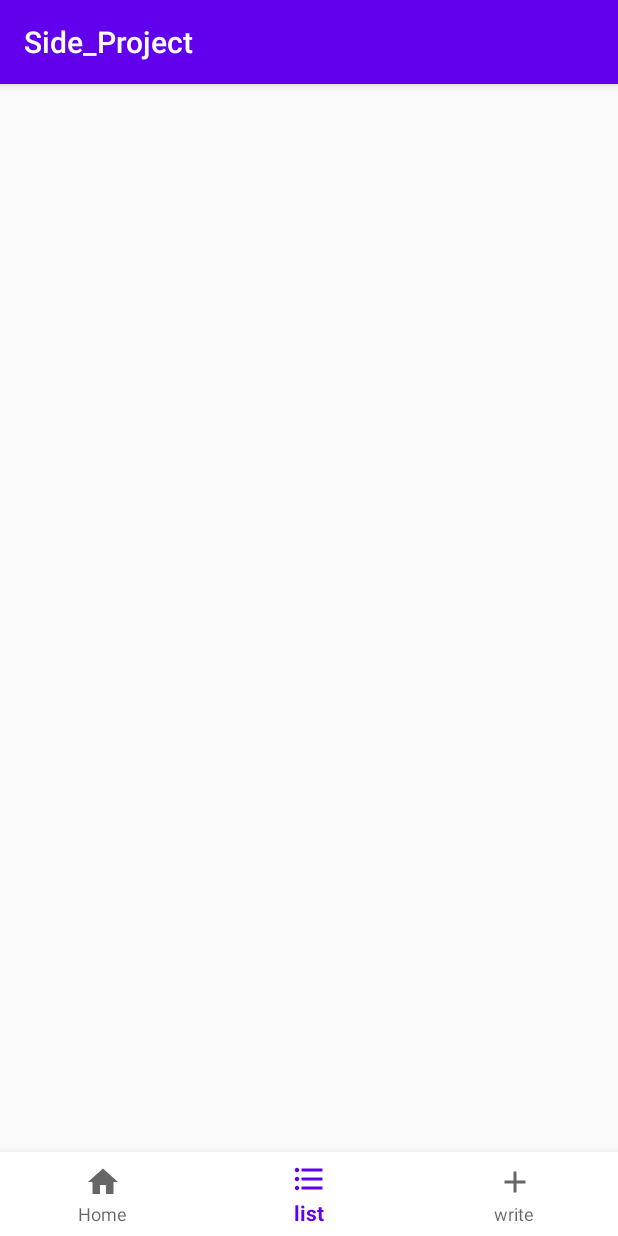
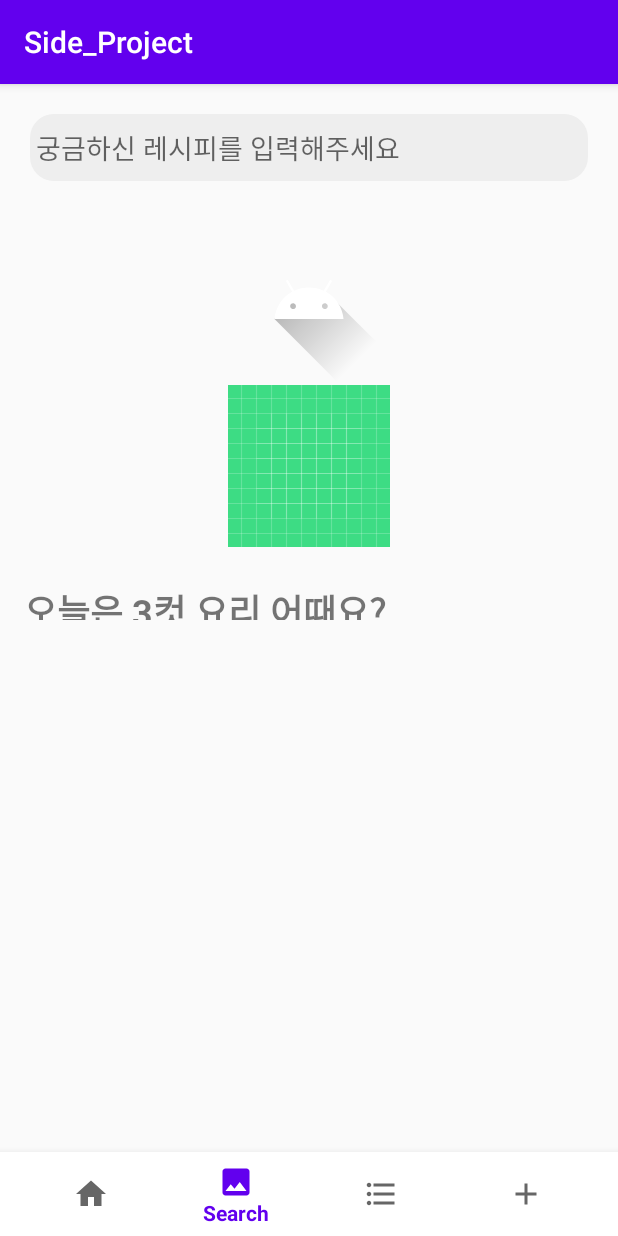
Before and after one commit to ashwon12/dnd-mentee-4th-1-frontend, an Android app: the screen it shows after launch (MainActivity), item 2 of the bottom bar chosen, on a phone screen of 412 x 824 dp. Run offline under Robolectric (Android 15) with nearby library versions, the phone set to English and light mode, and no system bars; network calls fail; pictures from the network do not load.

Commit message:
[Add] 검색 Fragment 추가

```diff
--- a/app/src/main/java/com/example/myapplication/MainActivity.kt
+++ b/app/src/main/java/com/example/myapplication/MainActivity.kt
@@ -3,14 +3,16 @@ package com.example.myapplication
 import android.os.Bundle
 import androidx.appcompat.app.AppCompatActivity
 import androidx.fragment.app.Fragment
+import com.example.myapplication.navigation.home.HomeFragment
+import com.example.myapplication.navigation.search.SearchFragment
 import com.example.myapplication.navigation.timeline.TimelineFragment
 import com.example.myapplication.navigation.upload.UploadFragment
-import com.example.myapplication.navigation.home.HomeFragment
 import kotlinx.android.synthetic.main.activity_main.*
 
 class MainActivity : AppCompatActivity() {
 
     private val homeFragment by lazy { HomeFragment() }
+    private val searchFragment by lazy { SearchFragment()}
     private val listFragment by lazy { TimelineFragment() }
     private val writeFragment by lazy { UploadFragment() }
 
@@ -28,9 +30,12 @@ class MainActivity : AppCompatActivity() {
     private fun initBottomNavigation() {
         bnv_home.run {
             setOnNavigationItemSelectedListener {
-                when(it.itemId){
-                    R.id.home ->{
+                when (it.itemId) {
+                    R.id.home -> {
                         setFragment(homeFragment)
+                    }
+                    R.id.search -> {
+                        setFragment(searchFragment)
                     }
                     R.id.list -> {
                         setFragment(listFragment)
@@ -50,7 +55,7 @@ class MainActivity : AppCompatActivity() {
      *
      * @param fragment: Fragment 전환될 프래그먼트
      */
-    private fun setFragment(fragment: Fragment){
+    private fun setFragment(fragment: Fragment) {
         supportFragmentManager
             .beginTransaction()
             .replace(R.id.fl_container, fragment)
--- a/app/src/main/java/com/example/myapplication/navigation/home/HomeFragment.kt
+++ b/app/src/main/java/com/example/myapplication/navigation/home/HomeFragment.kt
@@ -10,7 +10,8 @@ import com.example.myapplication.R
 class HomeFragment : Fragment() {
 
     override fun onCreateView(
-        inflater: LayoutInflater, container: ViewGroup?,
+        inflater: LayoutInflater,
+        container: ViewGroup?,
         savedInstanceState: Bundle?
     ): View? {
         // Inflate the layout for this fragment
--- /dev/null
+++ b/app/src/main/java/com/example/myapplication/navigation/search/SearchFragment.kt
@@ -0,0 +1,96 @@
+package com.example.myapplication.navigation.search
+
+import android.os.Bundle
+import android.util.Log
+import android.view.LayoutInflater
+import android.view.View
+import android.view.ViewGroup
+import android.widget.ArrayAdapter
+import android.widget.AutoCompleteTextView
+import androidx.fragment.app.Fragment
+import androidx.recyclerview.widget.RecyclerView
+import androidx.recyclerview.widget.StaggeredGridLayoutManager
+import androidx.swiperefreshlayout.widget.SwipeRefreshLayout
+import com.example.myapplication.R
+import com.example.myapplication.data.datasource.remote.api.RecipeDTO
+import com.example.myapplication.data.repository.RepositoryImpl
+import kotlinx.android.synthetic.main.fragment_search.*
+
+class SearchFragment : Fragment() {
+    private lateinit var v: View
+    private lateinit var searchAdapter: SearchRecyclerAdapter
+
+    private var tempList = ArrayList<RecipeDTO.PostItems>()
+
+    val searchHistoryArrayList = ArrayList<String>()// 검색어 저장 List
+
+    private val repository = RepositoryImpl()
+
+    override fun onCreateView(
+        inflater: LayoutInflater,
+        container: ViewGroup?,
+        savedInstanceState: Bundle?
+    ): View? {
+        v = inflater.inflate(R.layout.fragment_search, container, false)
+
+
+
+        setAutoCompleteTextView()
+        setRecyclerView()
+        setSwipeRefreshLayout()
+
+        return v
+    }
+
+    private fun setAutoCompleteTextView() {
+        searchHistoryArrayList.add(0, "aaa")
+        searchHistoryArrayList.add(0, "bbb")
+        searchHistoryArrayList.add(0, "ccc")
+        searchHistoryArrayList.add(0, "ddd")
+        searchHistoryArrayList.add(0, "eee")
+        val autoTextView = v.findViewById<AutoCompleteTextView>(R.id.actv_recipe)
+        val adapter = ArrayAdapter<String>(
+            v.context,
+            android.R.layout.simple_dropdown_item_1line,
+            searchHistoryArrayList
+        )
+        autoTextView.setAdapter(adapter)
+    }
+
+    private fun setRecyclerView() {
+        searchAdapter = SearchRecyclerAdapter()
+        var rvRandomRecipe = v.findViewById<RecyclerView>(R.id.rv_random_recipe)
+        rvRandomRecipe.isNestedScrollingEnabled//주의
+        rvRandomRecipe.adapter = searchAdapter
+        rvRandomRecipe.layoutManager =
+            StaggeredGridLayoutManager(2, StaggeredGridLayoutManager.VERTICAL)
+
+        requestAllTimelines()
+    }
+
+    private fun setSwipeRefreshLayout() {
+        v.findViewById<SwipeRefreshLayout>(R.id.srl_update).setOnRefreshListener {
+            requestAllTimelines()           //repository에게 재요청
+            srl_update.isRefreshing = false //swipe 에니메이션 삭제
+        }
+    }
+
+    /** Repository에게 타임라인 목록 요청 */
+    private fun requestAllTimelines() {
+        searchAdapter.randomRecipes.clear()
+        repository.getAllTimelineList(
+            success = {
+                it.run {
+
+                    tempList.add(it)
+
+                    searchAdapter.updateRandomRecipeList(it)
+                    searchAdapter.notifyDataSetChanged()
+                }
+            },
+            fail = {
+                Log.d("fail", "failfailfail")
+            }
+        )
+    }
+}
--- /dev/null
+++ b/app/src/main/java/com/example/myapplication/navigation/search/SearchRecyclerAdapter.kt
@@ -0,0 +1,56 @@
+package com.example.myapplication.navigation.search
+
+import android.view.LayoutInflater
+import android.view.View
+import android.view.ViewGroup
+import android.widget.ImageView
+import androidx.recyclerview.widget.RecyclerView
+import com.bumptech.glide.Glide
+import com.example.myapplication.App
+import com.example.myapplication.R
+import com.example.myapplication.data.datasource.remote.api.RecipeDTO
+import kotlinx.android.synthetic.main.list_random_recipe.view.*
+
+class SearchRecyclerAdapter :
+    RecyclerView.Adapter<SearchRecyclerAdapter.SearchRecyclderViewHolder>() {
+
+    var randomRecipes = ArrayList<RecipeDTO.PostItem>()
+
+    fun updateRandomRecipeList(timeLines: List<RecipeDTO.PostItem>) {
+        this.randomRecipes.addAll(timeLines)
+    }
+
+    override fun onCreateViewHolder(parent: ViewGroup, viewType: Int): SearchRecyclderViewHolder {
+        val view = LayoutInflater.from(parent.context).inflate(
+            R.layout.list_random_recipe,
+            parent,
+            false
+        )
+        return SearchRecyclderViewHolder(view)
+    }
+
+    override fun onBindViewHolder(holder: SearchRecyclderViewHolder, position: Int) {
+        val data = randomRecipes.get(position)
+        holder.bindItem(data)
+    }
+
+    override fun getItemCount(): Int {
+        return randomRecipes.size
+    }
+
+    inner class SearchRecyclderViewHolder(itemView: View) : RecyclerView.ViewHolder(itemView) {
+        private val imageViewRandomRecipe: ImageView = itemView.iv_random_recipe
+
+        fun bindItem(data: RecipeDTO.PostItem) {
+            data.imageUrl?.let {
+                if (it.isNotEmpty()) {
+                    val oneUrl = it[0]
+                    Glide.with(App.instance)
+                        .load(oneUrl)
+                        .placeholder(R.drawable.ic_no_image)
+                        .into(imageViewRandomRecipe);
+                }
+            }
+        }
+    }
+}
--- /dev/null
+++ b/app/src/main/res/drawable/round_layout.xml
@@ -0,0 +1,15 @@
+<?xml version="1.0" encoding="utf-8"?>
+<shape xmlns:android="http://schemas.android.com/apk/res/android"
+    android:padding="10dp"
+    android:shape="rectangle" >
+    <solid android:color="#EEEEEE" />
+    <corners
+        android:bottomLeftRadius="16dp"
+        android:bottomRightRadius="16dp"
+        android:topLeftRadius="16dp"
+        android:topRightRadius="16dp" />
+<!--    외곽선은 안썻음
+        <stroke
+        android:width="1dp"
+        android:color="#b6907f" />-->
+</shape>
--- /dev/null
+++ b/app/src/main/res/layout/fragment_search.xml
@@ -0,0 +1,102 @@
+<?xml version="1.0" encoding="utf-8"?>
+<LinearLayout xmlns:android="http://schemas.android.com/apk/res/android"
+    android:layout_width="match_parent"
+    android:layout_height="match_parent"
+    android:orientation="vertical">
+
+    <LinearLayout
+        android:id="@+id/ll_search"
+        android:layout_width="match_parent"
+        android:layout_height="52dp"
+        android:layout_margin="20dp"
+        android:layout_weight="1"
+        android:orientation="horizontal"
+        android:background="@drawable/round_layout">
+
+        <AutoCompleteTextView
+            android:id="@+id/actv_recipe"
+            android:layout_width="match_parent"
+            android:layout_height="wrap_content"
+            android:layout_margin="4dp"
+            android:background="@android:color/transparent"
+            android:layout_gravity="center"
+            android:hint="궁금하신 레시피를 입력해주세요"
+            android:maxLines="1"
+            android:completionThreshold="1"/>
+
+    </LinearLayout>
+
+    <androidx.swiperefreshlayout.widget.SwipeRefreshLayout
+        android:id="@+id/srl_update"
+        android:layout_width="match_parent"
+        android:layout_height="fill_parent"
+        android:layout_weight="11">
+<!--        스크롤뷰 넣어야되는데 레이아웃 배치에서 문제발생
+            <ScrollView xmlns:android="http://schemas.android.com/apk/res/android"
+            xmlns:tools="http://schemas.android.com/tools"
+            android:id="@+id/garae_scroll"
+            android:layout_width="match_parent"
+            android:layout_height="wrap_content" >
+
+        </ScrollView>-->
+
+        <LinearLayout
+            android:layout_width="match_parent"
+            android:layout_height="match_parent"
+            android:orientation="vertical">
+
+            <LinearLayout
+                android:id="@+id/ll_illustration"
+                android:layout_width="match_parent"
+                android:layout_height="0dp"
+                android:layout_margin="4dp"
+                android:layout_weight="4"
+                android:gravity="center_vertical"
+                android:orientation="vertical">
+
+                <ImageView
+                    android:layout_width="wrap_content"
+                    android:layout_height="wrap_content"
+                    android:layout_gravity="center"
+                    android:src="@drawable/ic_launcher_foreground" />
+                <ImageView
+                    android:layout_width="wrap_content"
+                    android:layout_height="wrap_content"
+                    android:layout_gravity="center"
+                    android:src="@drawable/ic_launcher_background" />
+
+            </LinearLayout>
+
+            <LinearLayout
+                android:id="@+id/ll_today_text"
+                android:layout_width="match_parent"
+                android:layout_height="0dp"
+                android:layout_gravity="center_vertical"
+                android:layout_weight="1"
+                android:orientation="vertical">
+
+                <TextView
+                    android:layout_width="match_parent"
+                    android:layout_height="match_parent"
+                    android:layout_margin="16dp"
+                    android:text="오늘은 3컷 요리 어때요?"
+                    android:textSize="24dp"
+                    android:textStyle="bold" />
+            </LinearLayout>
+
+            <LinearLayout
+                android:layout_width="match_parent"
+                android:layout_height="0dp"
+                android:layout_weight="6">
+
+                <androidx.recyclerview.widget.RecyclerView
+                    android:id="@+id/rv_random_recipe"
+                    android:layout_width="match_parent"
+                    android:layout_height="match_parent"
+                    android:layout_margin="4dp"
+                    android:nestedScrollingEnabled="false"/>
+
+            </LinearLayout>
+        </LinearLayout>
+    </androidx.swiperefreshlayout.widget.SwipeRefreshLayout>
+</LinearLayout>
--- /dev/null
+++ b/app/src/main/res/layout/list_random_recipe.xml
@@ -0,0 +1,12 @@
+<?xml version="1.0" encoding="utf-8"?>
+<LinearLayout
+    xmlns:android="http://schemas.android.com/apk/res/android"
+    android:layout_width="match_parent"
+    android:layout_height="match_parent">
+
+    <ImageView
+        android:id="@+id/iv_random_recipe"
+        android:layout_width="160dp"
+        android:layout_height="160dp"/>
+
+</LinearLayout>
--- a/app/src/main/res/menu/home_nav.xml
+++ b/app/src/main/res/menu/home_nav.xml
@@ -7,6 +7,12 @@
         android:enabled="true"
         android:icon="@drawable/ic_home"
         android:title="Home" />
+    <item
+        android:id="@+id/search"
+        app:showAsAction="ifRoom"
+        android:enabled="true"
+        android:icon="@drawable/ic_no_image"
+        android:title="Search" />
     <item
         android:id="@+id/list"
         app:showAsAction="ifRoom"
```
